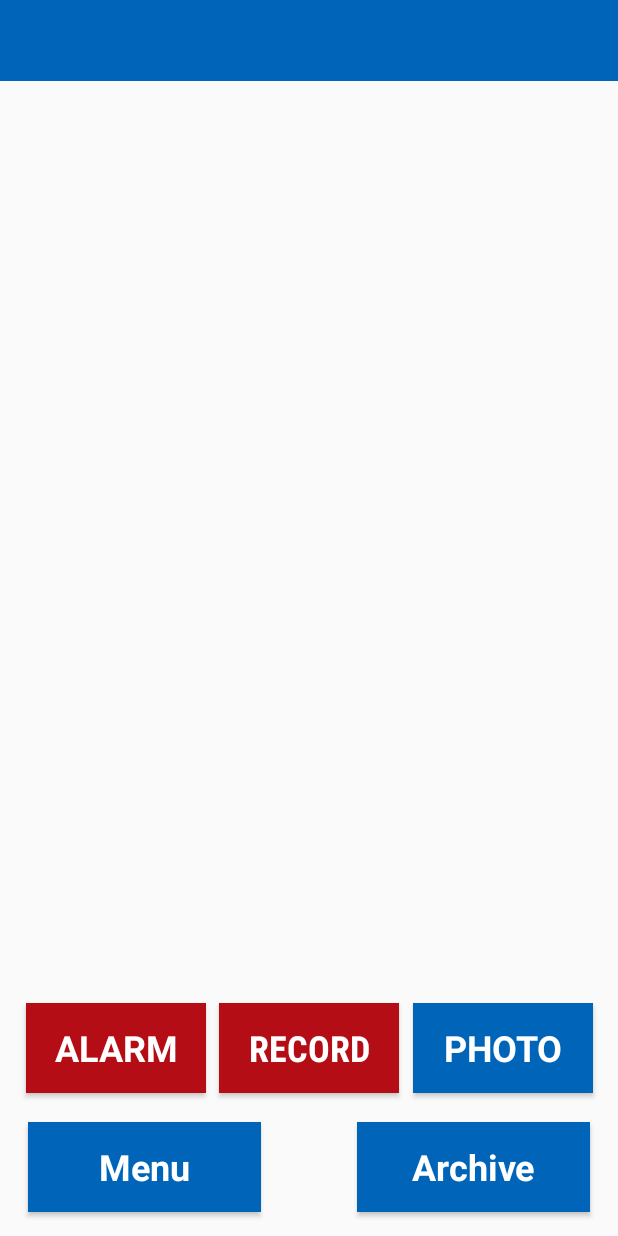
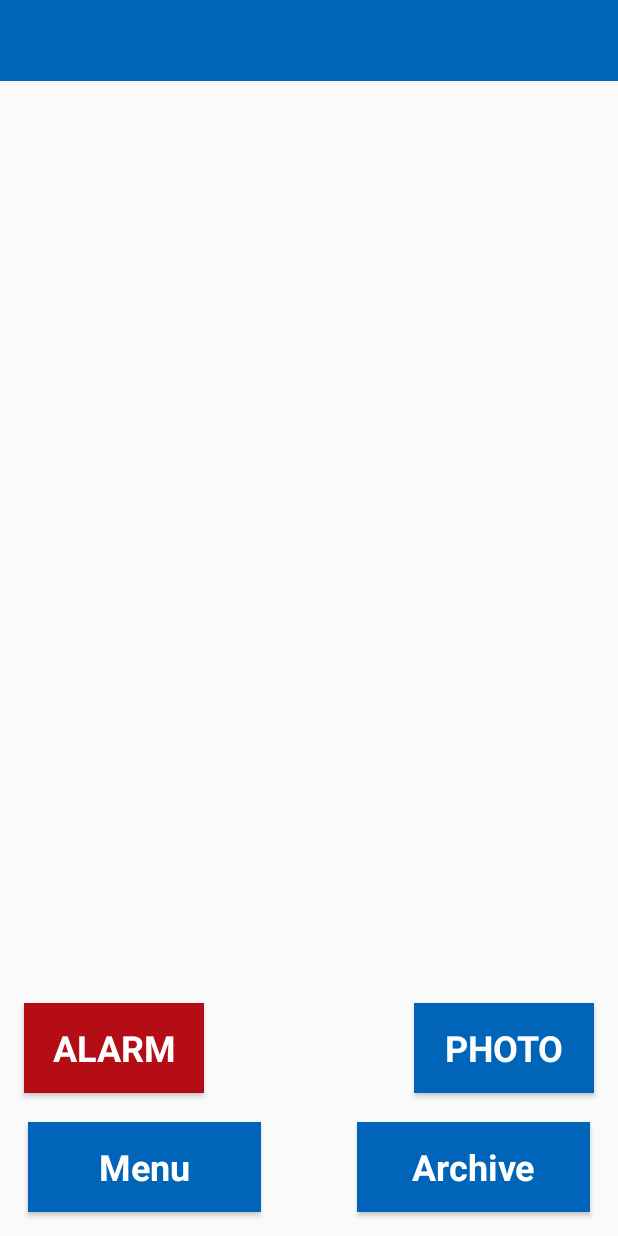
Before and after one commit to kinopek/ClaudiusMobilis, an Android app: the CameraActivity screen opened directly, with no data from a screen before it, on a phone screen of 412 x 824 dp. Run offline under Robolectric (Android 15) with nearby library versions, the phone set to English and light mode, and no system bars.

```diff
--- a/app/src/main/res/layout/activity_camera.xml
+++ b/app/src/main/res/layout/activity_camera.xml
@@ -54,27 +54,7 @@
         android:textSize="24sp"
         android:textStyle="bold"
         app:layout_constraintBottom_toTopOf="@+id/archiveCameraBtn"
-        app:layout_constraintEnd_toEndOf="parent"
-        app:layout_constraintStart_toEndOf="@+id/recordCameraBtn" />
-
-    <Button
-        android:id="@+id/recordCameraBtn"
-        android:layout_width="120dp"
-        android:layout_height="60dp"
-        android:layout_marginBottom="19dp"
-        android:layout_marginEnd="8dp"
-        android:layout_marginStart="8dp"
-        android:background="#b40d15"
-        android:elevation="11dp"
-        android:fontFamily="sans-serif-condensed"
-        android:text="Record"
-        android:textColor="@android:color/background_light"
-        android:textSize="24sp"
-        android:textStyle="bold"
-        android:typeface="monospace"
-        app:layout_constraintBottom_toTopOf="@+id/mainCameraBtn"
-        app:layout_constraintEnd_toStartOf="@+id/photoCameraBtn"
-        app:layout_constraintStart_toEndOf="@+id/alarmCameraBtn" />
+        app:layout_constraintEnd_toEndOf="parent" />
 
     <Button
         android:id="@+id/alarmCameraBtn"
@@ -89,7 +69,6 @@
         android:textSize="24sp"
         android:textStyle="bold"
         app:layout_constraintBottom_toTopOf="@+id/mainCameraBtn"
-        app:layout_constraintEnd_toStartOf="@+id/recordCameraBtn"
         app:layout_constraintStart_toStartOf="parent" />
 
     <View
```
Also changed, not shown: app/src/main/assets/fonts/AUGUSTUS.TTF (added).
